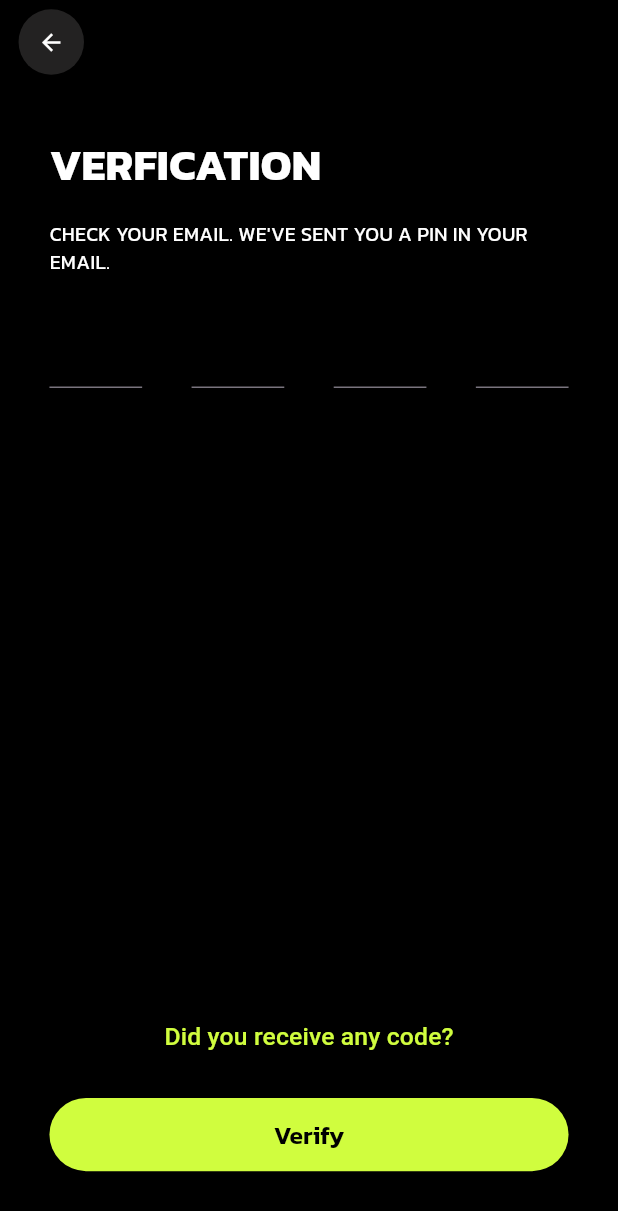
After one commit to HappyJoddd/fitness_tracker_app, a Flutter app: the VerificationPage screen opened by its route, on a phone screen of 412 x 824 dp. The commit adds this screen. Shown: the top 1211 px of the screen. Run offline on Flutter 3.47's test engine with Material 3 defaults, Android fonts, the phone set to English and light mode, and no system bars; our stand-ins replace firebase_core, smooth_page_indicator; accounts and stored records are empty.

Commit message:
firebase started

```diff
--- a/lib/main.dart
+++ b/lib/main.dart
@@ -4,6 +4,8 @@ import 'package:fitness/pages/DetailsPage/GoalPage.dart';
 import 'package:fitness/pages/DetailsPage/HeightPage.dart';
 import 'package:fitness/pages/DetailsPage/PhysicalActivityPage.dart';
 import 'package:fitness/pages/DetailsPage/WeightPage.dart';
+import 'package:fitness/pages/LoginPages/ForgotPasswordPage.dart';
+import 'package:fitness/pages/LoginPages/VerificationPage.dart';
 import 'package:fitness/pages/OnBoardingPage/OnBoardingPage.dart';
 import 'package:flutter/material.dart';
 
@@ -28,6 +30,9 @@ class MyApp extends StatelessWidget {
         '/weight' : (context) => WeightPage(),
         "/goal" : (context) => GoalsPage(),
         '/activity' : (context) => Physicalactivitypage(),
+        // '/login' : (context) => LoginPage(),
+        '/forgotpassword' : (context) => ForgotPasswordPage(),
+        '/verification' : (context) => VerificationPage(),
       },
       home: OnBoardingPage(),
     );
--- /dev/null
+++ b/lib/pages/LoginPages/VerificationPage.dart
@@ -0,0 +1,109 @@
+import 'package:fitness/Constant/Colors.dart';
+import 'package:fitness/pages/LoginPages/Widgets/otp.dart';
+import 'package:flutter/material.dart';
+
+class VerificationPage extends StatefulWidget {
+  const VerificationPage({super.key});
+
+  @override
+  State<VerificationPage> createState() => _VerificationPageState();
+}
+
+class _VerificationPageState extends State<VerificationPage> {
+  @override
+  Widget build(BuildContext context) {
+    var size = MediaQuery.of(context).size;
+    return Scaffold(
+      backgroundColor: Colors.black,
+      appBar: AppBar(
+        leading: Container(
+          margin: EdgeInsets.only(left: size.width * 0.03),
+          child: ElevatedButton(
+            onPressed: () {
+              Navigator.pop(context);
+            },
+            style: ElevatedButton.styleFrom(
+              shape: const CircleBorder(),
+              padding: const EdgeInsets.all(11),
+              backgroundColor: IconBackgroundColor,
+            ),
+            child: Icon(Icons.arrow_back, color: Colors.white),
+          ),
+        ),
+        backgroundColor: Colors.black,
+      ),
+      body: Container(
+        width: size.width,
+        height: size.height,
+        padding: EdgeInsets.only(
+            top: size.height * 0.04,
+            left: size.height * 0.04,
+            right: size.height * 0.04,
+            bottom: size.height * 0.01),
+        child: Column(
+          crossAxisAlignment: CrossAxisAlignment.start,
+          children: [
+            Text(
+              "Verfication".toUpperCase(),
+              style: TextStyle(
+                  fontSize: size.width * 0.07,
+                  color: Colors.white,
+                  fontFamily: 'Kanit'),
+            ),
+            SizedBox(height: size.height * 0.02),
+            Text(
+              "Check Your Email. We've sent you a pin in your Email."
+                  .toUpperCase(),
+              style: TextStyle(
+                  color: Colors.white,
+                  fontSize: size.width * 0.032,
+                  fontFamily: 'KanitR'),
+              textAlign: TextAlign.left,
+            ),
+            SizedBox(height: size.height * 0.05),
+            OtpWidget(),
+            Spacer(),
+            Container(
+              width: size.width * 0.9,
+              alignment: Alignment.center,
+              child: TextButton(
+                onPressed: () {},
+                child: Text(
+                  "Did you receive any code?",
+                  style: TextStyle(
+                    color: PrimaryColor,
+                    fontSize: size.width * 0.04,
+                  ),
+                ),
+              ),
+            ),
+            SizedBox(height: size.height * 0.02),
+            Center(
+              child: Container(
+                margin: EdgeInsets.only(bottom: 35),
+                width: size.width * 0.9,
+                child: ElevatedButton(
+                  onPressed: () {},
+                  style: ElevatedButton.styleFrom(
+                      backgroundColor: PrimaryColor,
+                      padding: EdgeInsets.symmetric(
+                          horizontal: size.width * 0.3,
+                          vertical: size.height * 0.015),
+                      shape: RoundedRectangleBorder(
+                          borderRadius: BorderRadius.circular(30))),
+                  child: Text(
+                    "Verify",
+                    style: TextStyle(
+                        color: Colors.black,
+                        fontSize: size.width * 0.04,
+                        fontFamily: "KanitSB"),
+                  ),
+                ),
+              ),
+            ),
+          ],
+        ),
+      ),
+    );
+  }
+}
--- /dev/null
+++ b/lib/pages/LoginPages/Widgets/otp.dart
@@ -0,0 +1,101 @@
+import 'package:flutter/material.dart';
+import 'package:flutter/services.dart';
+
+class OtpWidget extends StatelessWidget {
+  const OtpWidget({super.key});
+
+  @override
+  Widget build(BuildContext context) {
+    var size = MediaQuery.of(context).size;
+    return Row(
+      mainAxisAlignment: MainAxisAlignment.spaceBetween,
+      children: [
+        SizedBox(
+          height: size.height * 0.04,
+          width: size.width * 0.15,
+          child: TextFormField(
+            onChanged: (value) {
+              if (value.length == 1) {
+                FocusScope.of(context).nextFocus();
+              } else {
+                FocusScope.of(context).previousFocus();
+              }
+            },
+            onSaved: (pin1) {},
+            style: TextStyle(color: Colors.white, fontSize: size.width * 0.08),
+            keyboardType: TextInputType.number,
+            textAlign: TextAlign.center,
+            inputFormatters: [
+              LengthLimitingTextInputFormatter(1),
+              FilteringTextInputFormatter.digitsOnly
+            ],
+          ),
+        ),
+        SizedBox(
+          height: size.height * 0.04,
+          width: size.width * 0.15,
+          child: TextFormField(
+            onChanged: (value) {
+              if (value.length == 1) {
+                FocusScope.of(context).nextFocus();
+              } else {
+                FocusScope.of(context).previousFocus();
+              }
+            },
+            onSaved: (pin1) {},
+            style: TextStyle(color: Colors.white, fontSize: size.width * 0.08),
+
+            keyboardType: TextInputType.number,
+            textAlign: TextAlign.center,
+            inputFormatters: [
+              LengthLimitingTextInputFormatter(1),
+              FilteringTextInputFormatter.digitsOnly
+            ],
+          ),
+        ),
+        SizedBox(
+          height: size.height * 0.04,
+          width: size.width * 0.15,
+          child: TextFormField(
+            onChanged: (value) {
+              if (value.length == 1) {
+                FocusScope.of(context).nextFocus();
+              } else {
+                FocusScope.of(context).previousFocus();
+              }
+            },
+            onSaved: (pin1) {},
+            style: TextStyle(color: Colors.white, fontSize: size.width * 0.08),
+            keyboardType: TextInputType.number,
+            textAlign: TextAlign.center,
+            inputFormatters: [
+              LengthLimitingTextInputFormatter(1),
+              FilteringTextInputFormatter.digitsOnly
+            ],
+          ),
+        ),
+        SizedBox(
+          height: size.height * 0.04,
+          width: size.width * 0.15,
+          child: TextFormField(
+            onChanged: (value) {
+              if (value.length == 1) {
+                FocusScope.of(context).nextFocus();
+              } else {
+                FocusScope.of(context).previousFocus();
+              }
+            },
+            onSaved: (pin1) {},
+            style: TextStyle(color: Colors.white, fontSize: size.width * 0.08),
+            keyboardType: TextInputType.number,
+            textAlign: TextAlign.center,
+            inputFormatters: [
+              LengthLimitingTextInputFormatter(1),
+              FilteringTextInputFormatter.digitsOnly
+            ],
+          ),
+        ),
+      ],
+    );
+  }
+}
--- a/pubspec.yaml
+++ b/pubspec.yaml
@@ -35,6 +35,7 @@ dependencies:
   # The following adds the Cupertino Icons font to your application.
   # Use with the CupertinoIcons class for iOS style icons.
   cupertino_icons: ^1.0.6
+  firebase_core: ^3.1.0
 
 dev_dependencies:
   flutter_test:
```
Also changed, not shown: lib/pages/LoginPages/ForgotPasswordPage.dart (added, +120 -0 lines), firebase.json (added), lib/firebase_options.dart (added), pubspec.lock, 8 other files.
